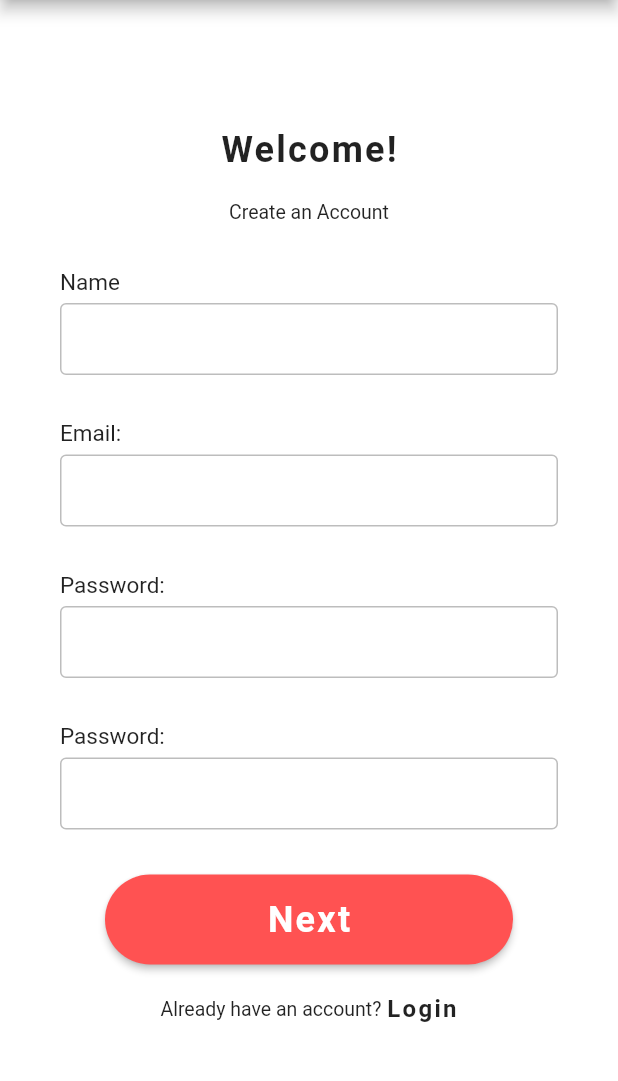
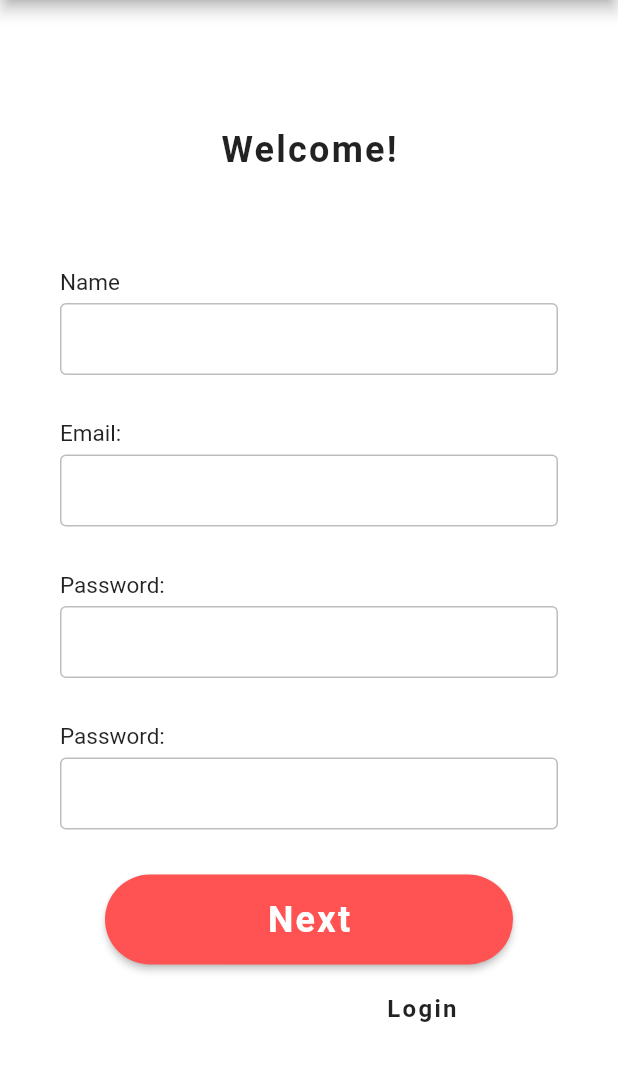
Before and after one commit to AsthaGarg16/CZ3002-FIT, a Flutter app: the screen it shows after launch, after a tap on "Sign Up", on a phone screen of 412 x 824 dp, the part 84-1165 px from its top. Run offline on Flutter 3.47's test engine with Material 2 defaults, Android fonts, the phone set to English and light mode, and no system bars; our stand-ins replace cloud_firestore, firebase_auth, firebase_core; accounts and stored records are empty; Roboto replaces fonts that are missing (mw).

Commit message:
Update main.dart
change back bodytext2 color

```diff
--- a/fit/lib/main.dart
+++ b/fit/lib/main.dart
@@ -59,7 +59,7 @@ class MyApp extends StatelessWidget {
           bodyText2: TextStyle(
               fontSize: 13.0,
               fontWeight: FontWeight.normal,
-              color: Colors.black87),
+              color: Colors.white),
         ),
         fontFamily: "mw",
       ),
```
